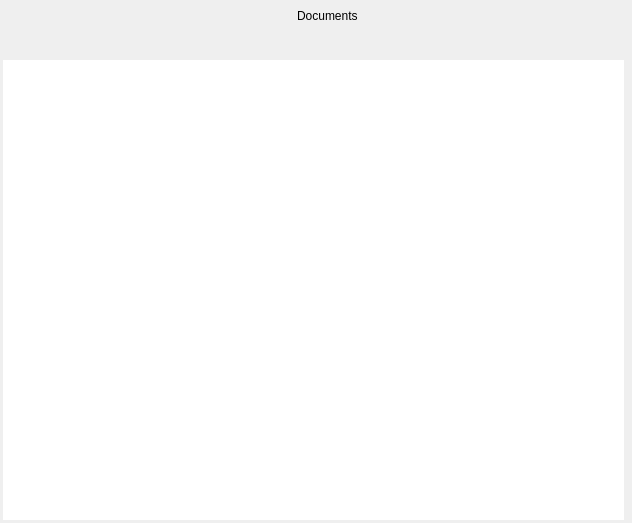
zkovari/plotlyst, file ui/notes_view.ui: the form before one commit.
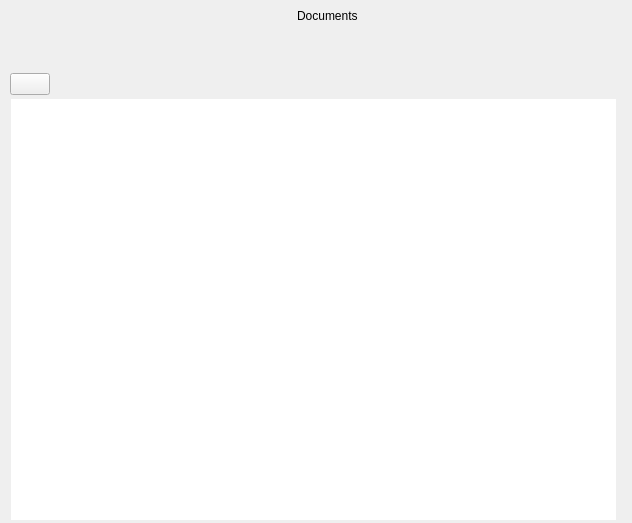
The form after the commit. The open tabs and pages were chosen to show the change. Custom widgets are drawn as their Qt base class.

Commit message: Conform style for new buttons in docs and board view

The edit to the form file:
```diff
--- a/ui/notes_view.ui
+++ b/ui/notes_view.ui
@@ -18,13 +18,13 @@
     <number>3</number>
    </property>
    <property name="leftMargin">
-    <number>2</number>
+    <number>10</number>
    </property>
    <property name="topMargin">
     <number>2</number>
    </property>
    <property name="rightMargin">
-    <number>2</number>
+    <number>10</number>
    </property>
    <property name="bottomMargin">
     <number>2</number>
@@ -106,17 +106,68 @@
     </widget>
    </item>
    <item>
-    <widget class="QToolButton" name="btnAdd">
-     <property name="cursor">
-      <cursorShape>PointingHandCursor</cursorShape>
+    <spacer name="verticalSpacer">
+     <property name="orientation">
+      <enum>Qt::Vertical</enum>
      </property>
-     <property name="text">
-      <string/>
+     <property name="sizeType">
+      <enum>QSizePolicy::Fixed</enum>
      </property>
-     <property name="autoRaise">
-      <bool>true</bool>
+     <property name="sizeHint" stdset="0">
+      <size>
+       <width>20</width>
+       <height>40</height>
+      </size>
      </property>
-    </widget>
+    </spacer>
+   </item>
+   <item>
+    <layout class="QHBoxLayout" name="horizontalLayout_3">
+     <item>
+      <widget class="QPushButton" name="btnAdd">
+       <property name="sizePolicy">
+        <sizepolicy hsizetype="Minimum" vsizetype="Fixed">
+         <horstretch>0</horstretch>
+         <verstretch>0</verstretch>
+        </sizepolicy>
+       </property>
+       <property name="maximumSize">
+        <size>
+         <width>130</width>
+         <height>16777215</height>
+        </size>
+       </property>
+       <property name="cursor">
+        <cursorShape>PointingHandCursor</cursorShape>
+       </property>
+       <property name="text">
+        <string/>
+       </property>
+       <property name="shortcut">
+        <string>Ctrl+N</string>
+       </property>
+       <property name="positive" stdset="0">
+        <bool>true</bool>
+       </property>
+       <property name="base" stdset="0">
+        <bool>true</bool>
+       </property>
+      </widget>
+     </item>
+     <item>
+      <spacer name="horizontalSpacer_4">
+       <property name="orientation">
+        <enum>Qt::Horizontal</enum>
+       </property>
+       <property name="sizeHint" stdset="0">
+        <size>
+         <width>40</width>
+         <height>20</height>
+        </size>
+       </property>
+      </spacer>
+     </item>
+    </layout>
    </item>
    <item>
     <widget class="QSplitter" name="splitter">
@@ -207,6 +258,12 @@
       </layout>
      </widget>
      <widget class="QStackedWidget" name="stackedEditor">
+      <property name="sizePolicy">
+       <sizepolicy hsizetype="Preferred" vsizetype="Expanding">
+        <horstretch>0</horstretch>
+        <verstretch>0</verstretch>
+       </sizepolicy>
+      </property>
       <property name="currentIndex">
        <number>0</number>
       </property>
```
Left out of the diff: 2 changed lines with no effect on the pictures. The commit also changes 2 other files.
